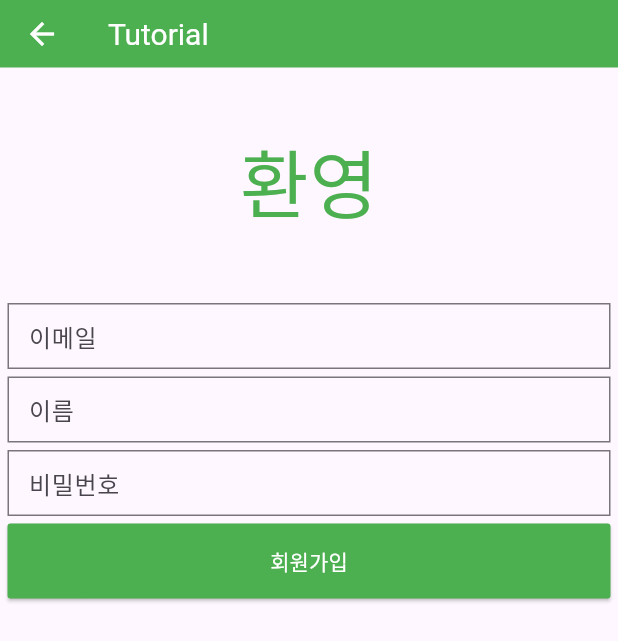
After one commit to asj214/flutter_tutorials, a Flutter app: the screen it shows after launch, after a tap on "Member Join", on a phone screen of 412 x 824 dp. The commit adds this screen. Shown: the top 641 px of the screen. Run offline on Flutter 3.47's test engine with Material 3 defaults, Android fonts, the phone set to English and light mode, and no system bars; our stand-ins replace email_validator; network calls fail.

Commit message:
[TUTORIAL-04] 회원가입 페이지 기본 레이아웃

```diff
--- a/lib/constants.dart
+++ b/lib/constants.dart
@@ -1,6 +1,7 @@
 import 'package:flutter/material.dart';
 
-const Color primaryColor = Color(0xff1f883d);
+// const Color primaryColor = Color(0xff1f883d);
+const Color primaryColor = Colors.green;
 const Color primaryTextColor = Color(0xffFFFFFF);
 
 // json placeholder api
--- a/lib/pages/home.dart
+++ b/lib/pages/home.dart
@@ -1,6 +1,7 @@
 import 'package:flutter/material.dart';
 import 'splash_screen.dart';
 import 'photos/photo_list.dart';
+import 'member/member_join.dart';
 
 class Home extends StatelessWidget {
   const Home({super.key});
@@ -13,8 +14,11 @@ class Home extends StatelessWidget {
           'Tutorial',
         ),
       ),
-      body: Center(
-        child: Row(
+      body: Wrap(
+        direction: Axis.horizontal, // 나열 방향
+        alignment: WrapAlignment.start,
+        spacing: 4, // 좌우 간격
+        runSpacing: 5, // 상하 간격
         children: [
           ElevatedButton(
             onPressed: () {
@@ -36,8 +40,17 @@ class Home extends StatelessWidget {
             },
             child: const Text('Photo List'),
           ),
-          ],
-        )
+          ElevatedButton(
+            onPressed: () {
+              Navigator.of(context).push(
+                MaterialPageRoute(
+                  builder: (context) => const MemberJoin(),
+                ),
+              );
+            },
+            child: const Text('Member Join'),
+          ),
+        ]
       )
     );
   }
--- /dev/null
+++ b/lib/pages/member/member_join.dart
@@ -0,0 +1,143 @@
+import 'package:flutter/material.dart';
+import 'package:email_validator/email_validator.dart';
+import 'package:flutter_tutorials/constants.dart';
+
+class MemberJoin extends StatefulWidget {
+  const MemberJoin({super.key});
+  @override
+  State<MemberJoin> createState() => _MemberJoin();
+}
+
+class _MemberJoin extends State<MemberJoin> {
+  final inputPad = const EdgeInsets.all(10);
+  final _formKey = GlobalKey<FormState>();
+  FocusNode focusNode = FocusNode();
+  String email = '';
+  String name = '';
+  String password = '';
+
+  void tabJoinButton () {
+    debugPrint('tab tab tab');
+  }
+
+  @override
+  void initState() {
+    super.initState();
+    focusNode.addListener(() {
+      if (!focusNode.hasFocus) {
+        _formKey.currentState!.validate();
+      }
+    });
+  }
+
+  @override
+  void dispose() {
+    super.dispose();
+  }
+
+  @override
+  Widget build(BuildContext context) {
+    return Scaffold(
+      appBar: AppBar(
+        title: const Text(
+          'Tutorial',
+        ),
+      ),
+      body: Form(
+        key: _formKey,
+        child: Column(
+          // mainAxisAlignment: MainAxisAlignment.center,
+          // crossAxisAlignment: CrossAxisAlignment.center,
+          children: [
+            const Padding(
+              padding: EdgeInsets.fromLTRB(5, 40, 5, 40),
+              child: Text('환영', style: TextStyle(fontSize: 50, color: Colors.green),),
+            ),
+            Padding(
+              padding: const EdgeInsets.all(5),
+              child: TextFormField(
+                decoration: InputDecoration(
+                  border: OutlineInputBorder(
+                    borderRadius: BorderRadius.circular(0)
+                  ),
+                  focusedBorder: OutlineInputBorder(
+                    borderSide: const BorderSide(color: Colors.green),
+                    borderRadius: BorderRadius.circular(0)
+                  ),
+                  hintText: '이메일',
+                  isDense: true,
+                  contentPadding: inputPad,
+                ),
+                focusNode: focusNode,
+                validator: (value) {
+                  String chkVal = value.toString();
+                  if (!EmailValidator.validate(chkVal)) {
+                    return 'You Need Press Enter Right Email';
+                  }
+                  return null;
+                },
+              ),
+            ),
+            Padding(
+              padding: const EdgeInsets.fromLTRB(5, 0, 5, 5),
+              child: TextFormField(
+                decoration: InputDecoration(
+                  border: OutlineInputBorder(
+                    borderRadius: BorderRadius.circular(0)
+                  ),
+                  focusedBorder: OutlineInputBorder(
+                    borderSide: const BorderSide(color: Colors.green),
+                    borderRadius: BorderRadius.circular(0)
+                  ),
+                  hintText: '이름',
+                  isDense: true,
+                  contentPadding: inputPad,
+                ),
+                focusNode: focusNode,
+                validator: (value) {
+                  if (value.toString().length < 2) {
+                    return 'Dammit!!!!';
+                  }
+                  return null;
+                },
+              ),
+            ),
+            Padding(
+              padding: const EdgeInsets.fromLTRB(5, 0, 5, 5),
+              child: TextFormField(
+                obscureText: true, // 패스워드 항목으로 사용하려면 추가
+                decoration: InputDecoration(
+                  border: OutlineInputBorder(
+                    borderRadius: BorderRadius.circular(0)
+                  ),
+                  focusedBorder: OutlineInputBorder(
+                    borderSide: const BorderSide(color: Colors.green),
+                    borderRadius: BorderRadius.circular(0)
+                  ),
+                  hintText: '비밀번호',
+                  isDense: true,
+                  contentPadding: inputPad
+                ),
+              )
+            ),
+            Padding(
+              padding: const EdgeInsets.fromLTRB(5, 0, 5, 5),
+              child: ElevatedButton(
+                style: ElevatedButton.styleFrom(
+                  minimumSize: const Size.fromHeight(50),
+                  backgroundColor: primaryColor,
+                  padding: const EdgeInsets.symmetric(horizontal: 16),
+                  shape: const RoundedRectangleBorder(
+                    borderRadius: BorderRadius.all(Radius.circular(2)),
+                  ),
+                ),
+                onPressed: tabJoinButton,
+                child: const Text('회원가입', style: TextStyle(color: primaryTextColor))
+              )
+            ),
+          ],
+        ),
+      )
+    );
+  }
+}
--- a/pubspec.yaml
+++ b/pubspec.yaml
@@ -7,6 +7,7 @@ environment:
   sdk: '>=3.3.1 <4.0.0'
 
 dependencies:
+  email_validator: ^2.1.17
   flutter:
     sdk: flutter
   http: ^1.2.1
```
Also changed, not shown: pubspec.lock. Lines whose indentation alone changed are shown as unchanged.
